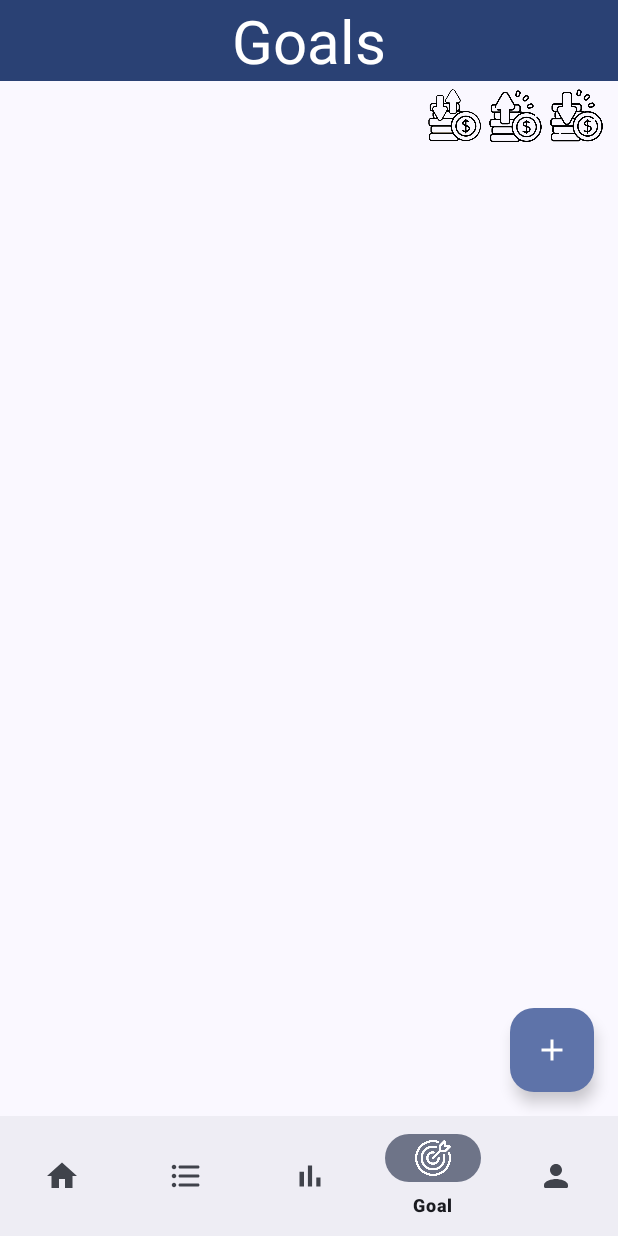
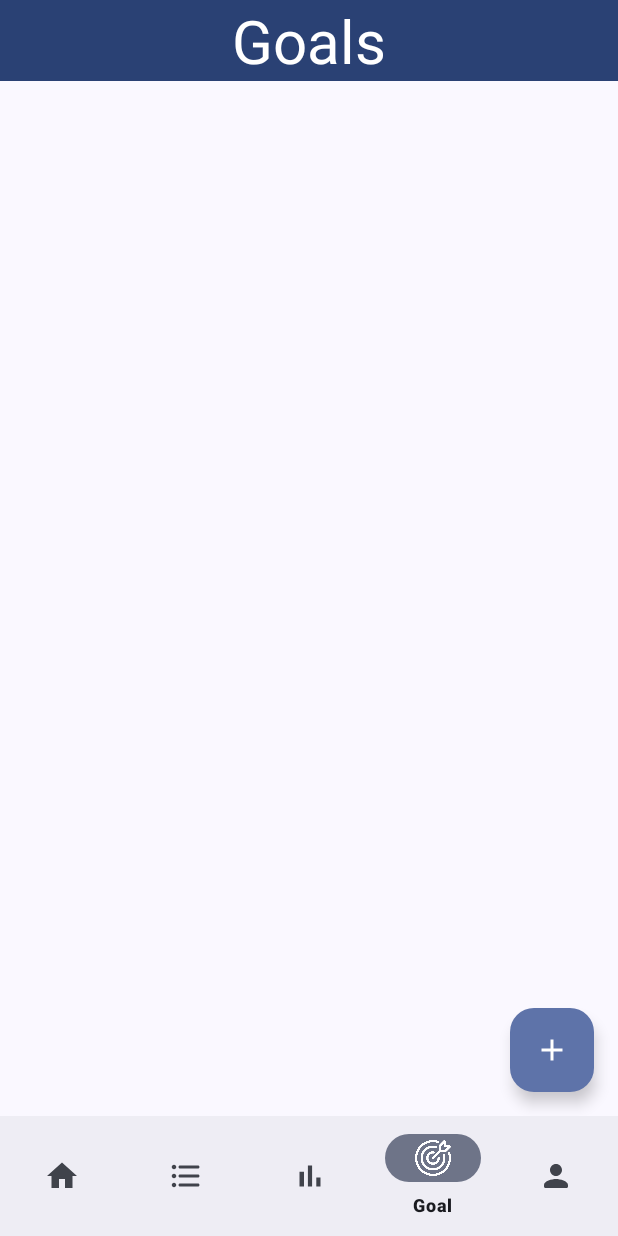
Before and after one commit to Coccoexe/Wallee_MaterialDesign3, an Android app: the GoalFragment screen opened through its navigation route, on a phone screen of 412 x 824 dp. Run offline under Robolectric (Android 15) with nearby library versions, the phone set to English and light mode, and no system bars; our stand-ins replace Room's generated code, navigation-ui; libraries missing offline, so code that uses them is left out: com.github.mikephil.charting; 24 statements that could not run were skipped.

Commit message:
add Goal entity

```diff
--- a/app/src/main/java/com/example/md3/MainActivity.kt
+++ b/app/src/main/java/com/example/md3/MainActivity.kt
@@ -13,6 +13,7 @@ import androidx.navigation.fragment.NavHostFragment
 import androidx.navigation.ui.setupWithNavController
 import com.example.md3.data.UserDao
 import com.example.md3.data.UserDatabase
+import com.example.md3.data.entity.Goal
 import com.example.md3.data.entity.Transaction
 import com.example.md3.data.entity.User
 import com.example.md3.data.relation.UserTransaction
@@ -59,6 +60,12 @@ class MainActivity : AppCompatActivity(), IActivityData {
     override fun insertTransaction(transaction: Transaction) {
         runBlocking {
             dao.insertTransaction(transaction)
+        }
+    }
+
+    override fun insertGoal(goal: Goal) {
+        runBlocking {
+            dao.insertGoal(goal)
         }
     }
 
@@ -116,6 +123,37 @@ class MainActivity : AppCompatActivity(), IActivityData {
         }
         return balance!!
     }
+
+    override fun getUserBalanceCategory(category: String): Double {
+        var balance : Double? = null
+        runBlocking {
+            balance = dao.getUserBalanceCategory(userEmail, category)
+        }
+        if (balance == null) {
+            balance = 0.0
+        }
+
+        return balance!!
+    }
+
+    override fun getGoalByCategory(category: String): Goal? {
+        var goal : Goal? = null
+        runBlocking {
+            goal = dao.getGoalByCategory(category)
+        }
+
+        return goal
+    }
+
+    override fun getAllGoal(): List<Goal>? {
+        var listGoal : List<Goal>? = null
+        runBlocking {
+            listGoal = dao.getAllGoal()
+        }
+
+        return listGoal
+    }
+
 
     override fun getUserWithTransaction(): List<Transaction>? {
         var transactionList : List<Transaction>? = null
@@ -179,7 +217,6 @@ class MainActivity : AppCompatActivity(), IActivityData {
         return ret
     }
 
-
     override fun updateUser(userName: String, userId: Int) {
         runBlocking {
             dao.updateUser(userName,userId)
--- a/app/src/main/java/com/example/md3/data/UserDao.kt
+++ b/app/src/main/java/com/example/md3/data/UserDao.kt
@@ -7,6 +7,7 @@ import androidx.room.Insert
 import androidx.room.OnConflictStrategy
 import androidx.room.Query
 import com.example.md3.data.entity.AutoLogin
+import com.example.md3.data.entity.Goal
 import com.example.md3.data.entity.Transaction
 import com.example.md3.data.entity.User
 
@@ -22,6 +23,9 @@ interface UserDao {
 
     @Insert(onConflict = OnConflictStrategy.REPLACE)
     suspend fun insertAutoLog(autoLogin: AutoLogin)
+
+    @Insert(onConflict = OnConflictStrategy.REPLACE)
+    suspend fun insertGoal(goal: Goal)
 
     //remove
     @Query("DELETE FROM AutoLogin")
@@ -43,7 +47,6 @@ interface UserDao {
     @Query("Select sum(amount) as balance from `transaction` where userMail = :userMail")
     suspend fun getUserBalance(userMail: String): Double
 
-
     //login
     @Query("SELECT * FROM user WHERE userMail = :userMail and password = :password")
     suspend fun login(userMail: String, password: String) : User?
@@ -51,6 +54,14 @@ interface UserDao {
     @Query("SELECT * FROM autologin")
     suspend fun getAutoLogin() : AutoLogin?
 
+    @Query("Select sum(amount) as balanceCategory from `transaction` where userMail = :userMail and category = :category")
+    suspend fun getUserBalanceCategory(userMail: String, category: String): Double
+
+    @Query("SELECT * FROM goal WHERE category = :category")
+    suspend fun getGoalByCategory(category: String) : Goal?
+
+    @Query("SELECT * FROM goal")
+    suspend fun getAllGoal() : List<Goal>?
 
     //id
     @Query("Select id from user where userMail = :userMail")
--- a/app/src/main/java/com/example/md3/data/UserDatabase.kt
+++ b/app/src/main/java/com/example/md3/data/UserDatabase.kt
@@ -4,6 +4,7 @@ import android.content.Context
 import androidx.room.*
 import com.example.md3.data.converter.ImageConverter
 import com.example.md3.data.entity.AutoLogin
+import com.example.md3.data.entity.Goal
 import com.example.md3.data.entity.Transaction
 import com.example.md3.data.entity.User
 
@@ -11,7 +12,8 @@ import com.example.md3.data.entity.User
     entities = [
         User::class,
         Transaction::class,
-        AutoLogin::class
+        AutoLogin::class,
+        Goal::class
     ],
     version = 1
 )
--- a/app/src/main/java/com/example/md3/events/IActivityData.kt
+++ b/app/src/main/java/com/example/md3/events/IActivityData.kt
@@ -3,10 +3,12 @@ package com.example.md3.events
 import android.graphics.Bitmap
 import android.net.Uri
 import com.example.md3.data.UserDao
+import com.example.md3.data.entity.Goal
 import com.example.md3.data.entity.Transaction
 
 interface IActivityData {
     fun insertTransaction(transaction: Transaction)
+    fun insertGoal(goal: Goal)
     fun getId(): Int
     fun getEmail(): String
     fun getUserName(): String
@@ -15,6 +17,9 @@ interface IActivityData {
     fun getUserBalance(): Double
     fun getUserWithTransaction(): List<Transaction>?
     fun getUserWithTransactionFiltered(amount: String, category: String?, date : String?) : List<Transaction>?
+    fun getUserBalanceCategory(category: String) : Double
+    fun getGoalByCategory(category: String): Goal?
+    fun getAllGoal() : List<Goal>?
     fun updateUser(userName: String, userId: Int)
     fun updatePassword(password: String, userMail: String)
     fun updateEmail(userMail: String, userId: Int)
--- a/app/src/main/java/com/example/md3/fragment/GoalFragment.kt
+++ b/app/src/main/java/com/example/md3/fragment/GoalFragment.kt
@@ -1,33 +1,66 @@
 package com.example.md3.fragment
 
 import android.os.Bundle
-import androidx.fragment.app.Fragment
 import android.view.LayoutInflater
 import android.view.View
 import android.view.ViewGroup
 import android.widget.Toast
+import androidx.fragment.app.Fragment
+import androidx.recyclerview.widget.GridLayoutManager
+import androidx.recyclerview.widget.RecyclerView
 import com.example.md3.R
+import com.example.md3.adapter.CardGoalAdapter
+import com.example.md3.data.entity.Goal
+import com.example.md3.data.entity.Transaction
+import com.example.md3.events.IActivityData
 import com.google.android.material.floatingactionbutton.FloatingActionButton
 
 
 class GoalFragment : Fragment() {
+
+    private lateinit var activityData : IActivityData
+    private var goalList : List<Goal>? = null
 
     override fun onCreateView(
         inflater: LayoutInflater, container: ViewGroup?,
         savedInstanceState: Bundle?
     ): View? {
 
+        //interface data
+        if (requireActivity() !is IActivityData)
+        {
+            throw RuntimeException("Not implemented IActivityData")
+        }
+        activityData = requireActivity() as IActivityData
+
         val inflateView = inflater.inflate(R.layout.fragment_goal, container, false)
 
         val cardFAB : FloatingActionButton= inflateView.findViewById(R.id.cardFAB)
 
         cardFAB.setOnClickListener {
-            Toast.makeText(this.context, "FAB is clicked", Toast.LENGTH_SHORT).show()
-            //val popup = AddCardPopup()
-            //popup.show(requireActivity().supportFragmentManager, "addCard")
+            //Toast.makeText(this.context, "FAB is clicked", Toast.LENGTH_SHORT).show()
+            activityData.insertGoal(
+                Goal(
+                    0,
+                    "salary",
+                    100.0
+                )
+            )
         }
+
+        val recyclerView: RecyclerView = inflateView.findViewById(R.id.recyclerViewCard)
+        val layoutManager = GridLayoutManager(context,1, GridLayoutManager.VERTICAL,false)
+        recyclerView.layoutManager = layoutManager
+
+
+        goalList = activityData.getAllGoal()
+        recyclerView.adapter = CardGoalAdapter(goalList!!, this)
 
         // Inflate the layout for this fragment
         return inflateView
     }
+
+    fun getBalanceGoal(category: String) : Double {
+        return activityData.getUserBalanceCategory(category)
+    }
 }
--- a/app/src/main/res/layout/fragment_goal.xml
+++ b/app/src/main/res/layout/fragment_goal.xml
@@ -9,44 +9,6 @@
     <androidx.constraintlayout.widget.ConstraintLayout
         android:layout_width="match_parent"
         android:layout_height="match_parent">
-
-        <androidx.constraintlayout.widget.ConstraintLayout
-            android:id="@+id/bottoms"
-            android:layout_width="match_parent"
-            android:layout_height="wrap_content"
-            app:layout_constraintTop_toBottomOf="@id/title">
-
-            <androidx.appcompat.widget.AppCompatImageView
-                android:id="@+id/allTransactions"
-                android:layout_width="35dp"
-                android:layout_height="35dp"
-                android:src="@drawable/money_in_out"
-                android:layout_marginTop="5dp"
-                android:layout_marginEnd="5dp"
-                app:layout_constraintTop_toTopOf="parent"
-                app:layout_constraintEnd_toStartOf="@id/positiveTransactions"/>
-
-            <androidx.appcompat.widget.AppCompatImageView
-                android:id="@+id/positiveTransactions"
-                android:layout_width="35dp"
-                android:layout_height="35dp"
-                android:src="@drawable/money_in"
-                android:layout_marginTop="5dp"
-                android:layout_marginEnd="5dp"
-                app:layout_constraintTop_toTopOf="parent"
-                app:layout_constraintEnd_toStartOf="@id/negativeTransactions" />
-
-            <androidx.appcompat.widget.AppCompatImageView
-                android:id="@+id/negativeTransactions"
-                android:layout_width="35dp"
-                android:layout_height="35dp"
-                android:src="@drawable/money_out"
-                android:layout_marginTop="5dp"
-                android:layout_marginEnd="10dp"
-                app:layout_constraintTop_toTopOf="parent"
-                app:layout_constraintEnd_toEndOf="parent"/>
-
-        </androidx.constraintlayout.widget.ConstraintLayout>
 
         <TextView
             android:id="@+id/title"
@@ -65,7 +27,7 @@
             android:id="@+id/recyclerViewCard"
             android:layout_width="match_parent"
             android:layout_height="wrap_content"
-            app:layout_constraintTop_toBottomOf="@id/bottoms"/>
+            app:layout_constraintTop_toBottomOf="@id/title"/>
 
         <com.google.android.material.bottomnavigation.BottomNavigationView
             android:id="@+id/navigationBar"
@@ -85,7 +47,6 @@
             app:layout_constraintRight_toRightOf="parent"
             android:src="@drawable/ic_baseline_add_24"/>
 
-
     </androidx.constraintlayout.widget.ConstraintLayout>
 
 </FrameLayout>
--- a/app/src/main/res/layout/goal_card.xml
+++ b/app/src/main/res/layout/goal_card.xml
@@ -13,7 +13,7 @@
         app:layout_constraintTop_toTopOf="parent">
 
         <LinearLayout
-            android:layout_width="190dp"
+            android:layout_width="match_parent"
             android:layout_height="wrap_content"
             android:orientation="vertical"
             android:padding="16dp"
```
Also changed, not shown: app/src/main/java/com/example/md3/adapter/CardGoalAdapter.kt (+11 -9 lines), app/src/main/res/layout/fragment_add_card_popup.xml (deleted, +0 -106 lines).
